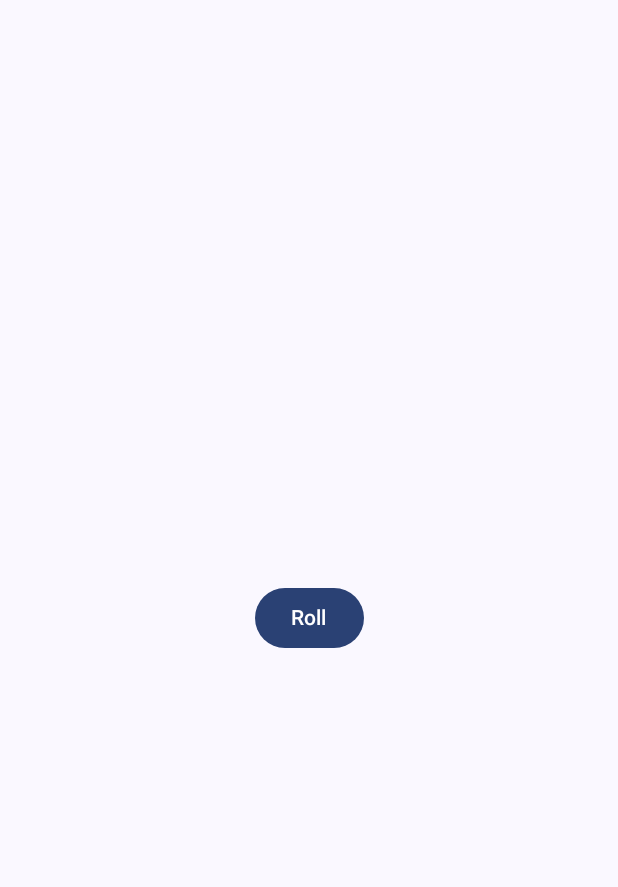
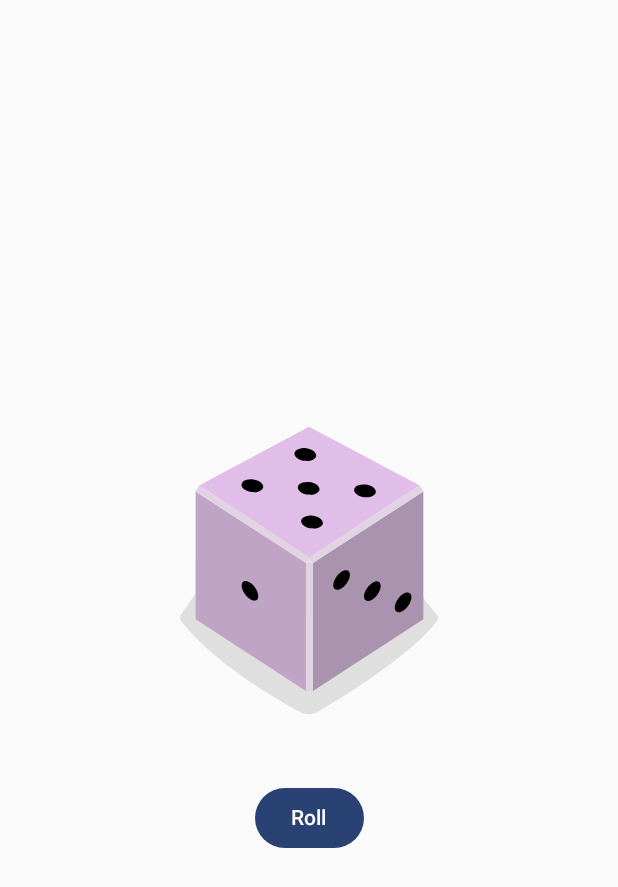
Before and after one commit to marprin/android-tutorial-google, an Android app built with Jetpack Compose: the screen it shows after launch (MainActivity), after a tap on "Roll", on a phone screen of 412 x 824 dp. Shown: the top 887 px of the screen. Run offline under Robolectric (Android 15) with nearby library versions, the phone set to English and light mode, and no system bars.

Commit message:
update dice roller tutorial

```diff
--- a/DiceRoller/app/src/main/java/com/example/diceroller/MainActivity.kt
+++ b/DiceRoller/app/src/main/java/com/example/diceroller/MainActivity.kt
@@ -4,18 +4,27 @@ import android.os.Bundle
 import androidx.activity.ComponentActivity
 import androidx.activity.compose.setContent
 import androidx.activity.enableEdgeToEdge
+import androidx.compose.foundation.Image
 import androidx.compose.foundation.layout.Column
+import androidx.compose.foundation.layout.Spacer
 import androidx.compose.foundation.layout.fillMaxSize
+import androidx.compose.foundation.layout.height
 import androidx.compose.foundation.layout.padding
 import androidx.compose.foundation.layout.wrapContentSize
 import androidx.compose.material3.Button
 import androidx.compose.material3.Scaffold
 import androidx.compose.material3.Text
 import androidx.compose.runtime.Composable
+import androidx.compose.runtime.getValue
+import androidx.compose.runtime.mutableStateOf
+import androidx.compose.runtime.remember
+import androidx.compose.runtime.setValue
 import androidx.compose.ui.Alignment
 import androidx.compose.ui.Modifier
+import androidx.compose.ui.res.painterResource
 import androidx.compose.ui.res.stringResource
 import androidx.compose.ui.tooling.preview.Preview
+import androidx.compose.ui.unit.dp
 import com.example.diceroller.ui.theme.DiceRollerTheme
 
 class MainActivity : ComponentActivity() {
@@ -24,9 +33,7 @@ class MainActivity : ComponentActivity() {
         enableEdgeToEdge()
         setContent {
             DiceRollerTheme {
-                Scaffold(modifier = Modifier.fillMaxSize()) { innerPadding ->
-                   DiceRollerApp()
-                }
+                DiceRollerApp()
             }
         }
     }
@@ -34,11 +41,25 @@ class MainActivity : ComponentActivity() {
 
 @Composable
 fun DiceWithButtonAndImage(modifier: Modifier = Modifier) {
+    var result by remember { mutableStateOf(1) }
+    val imageResource = when(result) {
+        1 -> R.drawable.dice_1
+        2 -> R.drawable.dice_2
+        3 -> R.drawable.dice_3
+        4 -> R.drawable.dice_4
+        5 -> R.drawable.dice_5
+        else -> R.drawable.dice_6
+    }
     Column (
         modifier = modifier,
         horizontalAlignment = Alignment.CenterHorizontally,
     ) {
-        Button(onClick = {}) {
+        Image(
+            painter = painterResource(imageResource),
+            contentDescription = result.toString()
+        )
+        Spacer(modifier = Modifier.height(16.dp))
+        Button(onClick = { result = (1..6).random() }) {
             Text(
                 stringResource(R.string.roll),
             )
```
